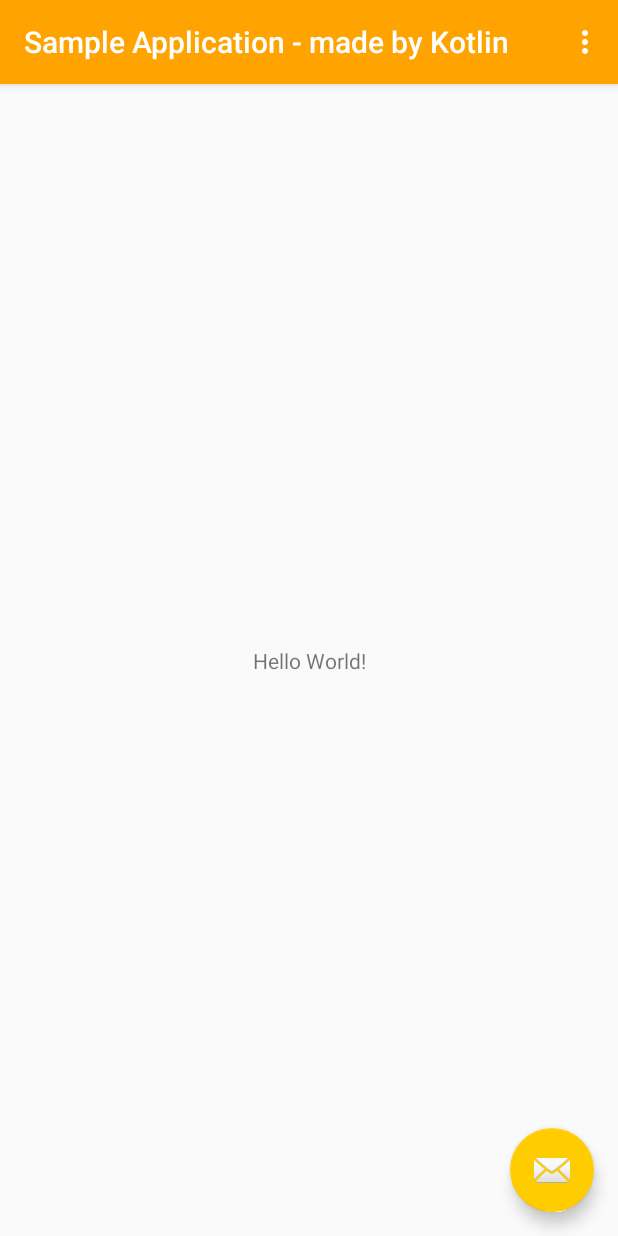
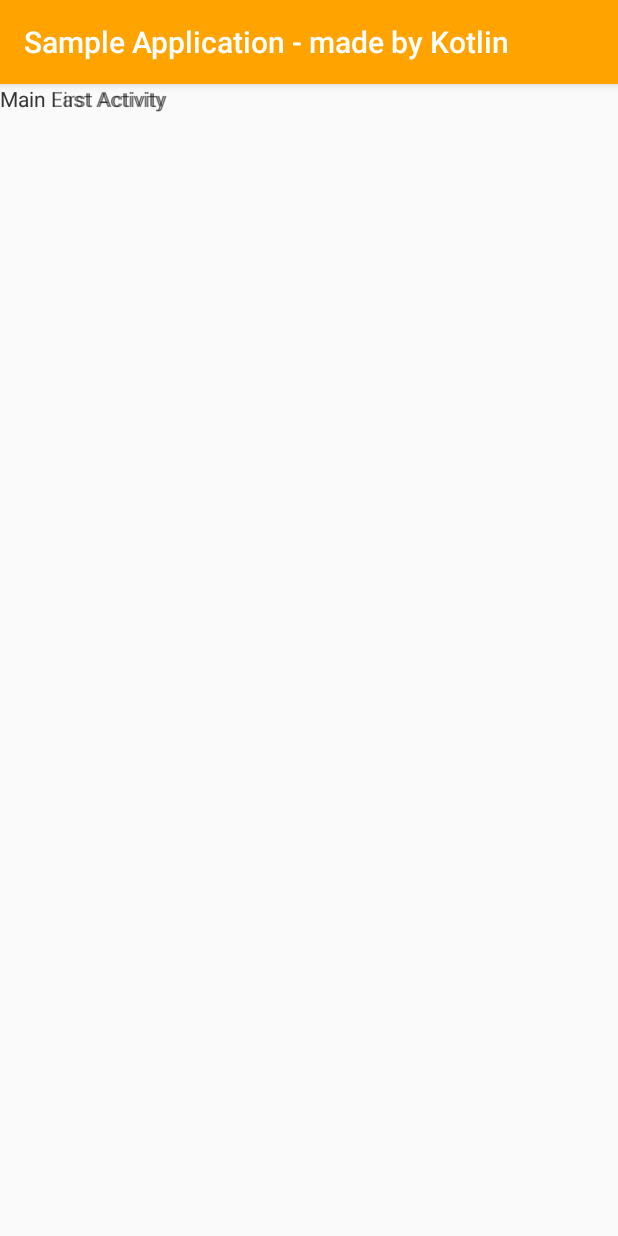
Before and after one commit to TakahiroTsuchiya/KotlinSample, an Android app: the screen it shows after launch (MainActivity before the commit, DetailActivity after it), on a phone screen of 412 x 824 dp. Run offline under Robolectric (Android 15) with nearby library versions, the phone set to English and light mode, and no system bars; our stand-ins replace data binding.

Commit message:
✨  :sparkles: add DataBinding sasmple

```diff
--- a/app/build.gradle
+++ b/app/build.gradle
@@ -3,6 +3,8 @@ apply plugin: 'com.android.application'
 apply plugin: 'kotlin-android'
 
 apply plugin: 'kotlin-android-extensions'
+
+apply plugin: 'kotlin-kapt'
 
 android {
     compileSdkVersion 27
@@ -48,7 +50,7 @@ dependencies {
     implementation 'com.android.support:appcompat-v7:27.0.2'
     implementation 'com.android.support.constraint:constraint-layout:1.0.2'
     implementation 'com.android.support:design:27.0.2'
-    implementation "com.android.databinding:compiler:3.0.1"
+    kapt 'com.android.databinding:compiler:3.2.0-alpha01'
     implementation 'com.google.firebase:firebase-messaging:11.8.0'
     testImplementation 'junit:junit:4.12'
     androidTestImplementation 'com.android.support.test:runner:1.0.1'
--- a/app/src/main/AndroidManifest.xml
+++ b/app/src/main/AndroidManifest.xml
@@ -33,6 +33,7 @@
                 <category android:name="android.intent.category.LAUNCHER" />
             </intent-filter>
         </activity>
+        <activity android:name=".activity.DetailActivity" />
         <service android:name=".service.FirebaseMessagingServiceImpl">
             <intent-filter>
                 <action android:name="com.google.firebase.MESSAGING_EVENT"/>
--- /dev/null
+++ b/app/src/main/java/com/sample/sampleapplication_madebykotlin/activity/DetailActivity.kt
@@ -0,0 +1,32 @@
+package com.sample.sampleapplication_madebykotlin.activity
+
+import android.databinding.DataBindingUtil
+import android.os.Bundle
+import android.support.v7.app.AppCompatActivity
+import android.util.Log
+import com.sample.sampleapplication_madebykotlin.R
+import com.sample.sampleapplication_madebykotlin.databinding.ActivityDetailBinding
+import com.sample.sampleapplication_madebykotlin.model.User
+
+class DetailActivity: AppCompatActivity() {
+
+    private val TAG = DetailActivity::class.java.getSimpleName()
+
+    override fun onCreate(savedInstanceState: Bundle?) {
+        super.onCreate(savedInstanceState)
+        setContentView(R.layout.activity_detail)
+
+        var firstName = "dummy first name"
+        var lastName = "dummy lastName name"
+        if (intent != null) {
+            Log.d(TAG, "intent > firstName : " + intent.extras.getString("firstName"))
+            Log.d(TAG, "intent > lastName : " + intent.extras.getString("lastName"))
+            firstName = intent.extras.getString("firstName")
+            lastName = intent.extras.getString("lastName")
+        }
+        val user = User(firstName, lastName)
+        // set DataBinding
+        val binding = DataBindingUtil.setContentView<ActivityDetailBinding>(this, R.layout.activity_detail)
+        binding.user = user
+    }
+}
--- a/app/src/main/java/com/sample/sampleapplication_madebykotlin/activity/MainActivity.kt
+++ b/app/src/main/java/com/sample/sampleapplication_madebykotlin/activity/MainActivity.kt
@@ -1,5 +1,6 @@
 package com.sample.sampleapplication_madebykotlin.activity
 
+import android.content.Intent
 import android.os.Bundle
 import android.support.design.widget.Snackbar
 import android.support.v7.app.AppCompatActivity
@@ -15,6 +16,11 @@ class MainActivity : AppCompatActivity() {
 
     override fun onCreate(savedInstanceState: Bundle?) {
         super.onCreate(savedInstanceState)
+
+        val newIntent = Intent(this, DetailActivity::class.java)
+        newIntent.putExtra("firstName", "Main First Activity")
+        newIntent.putExtra("lastName", "Main Last Activity")
+        startActivity(newIntent)
 
         // TODO: [check] Google Play 開発者サービスのチェック
         // チェックにパスしないとアプリを使用できないようにします
--- /dev/null
+++ b/app/src/main/java/com/sample/sampleapplication_madebykotlin/model/User.kt
@@ -0,0 +1,3 @@
+package com.sample.sampleapplication_madebykotlin.model
+
+class User(val firstName: String, val lastName: String)
--- /dev/null
+++ b/app/src/main/res/layout/activity_detail.xml
@@ -0,0 +1,16 @@
+<?xml version="1.0" encoding="utf-8"?>
+<layout xmlns:android="http://schemas.android.com/apk/res/android">
+    <data>
+        <variable name="user" type="com.sample.sampleapplication_madebykotlin.model.User" />
+    </data>
+    <android.support.constraint.ConstraintLayout android:layout_width="match_parent" android:layout_height="match_parent">
+        <TextView
+            android:layout_width="wrap_content"
+            android:layout_height="wrap_content"
+            android:text="@{user.firstName}"/>
+        <TextView
+            android:layout_width="wrap_content"
+            android:layout_height="wrap_content"
+            android:text="@{user.lastName}"/>
+    </android.support.constraint.ConstraintLayout>
+</layout>
--- a/gradle.properties
+++ b/gradle.properties
@@ -1,2 +1,2 @@
-# Data Binding Compiler V2
-android.databinding.enableV2=true
+## Data Binding Compiler V2
+#android.databinding.enableV2=true
```
